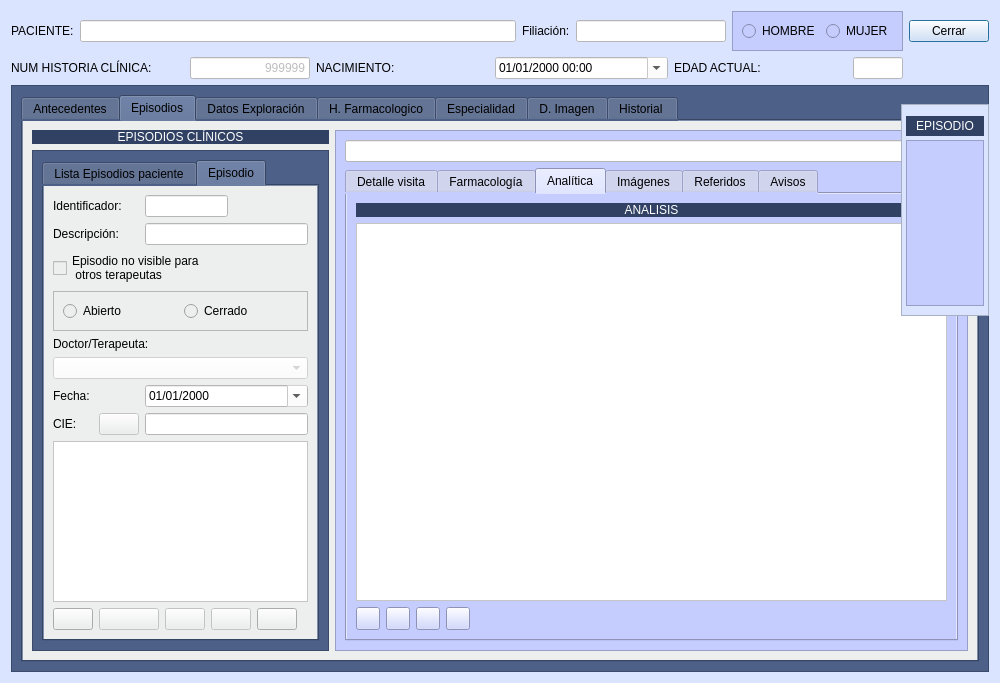
Old version of the form Zona_Pacientes/frmfichapaciente.ui in the repository arcnexus/RedFoX.
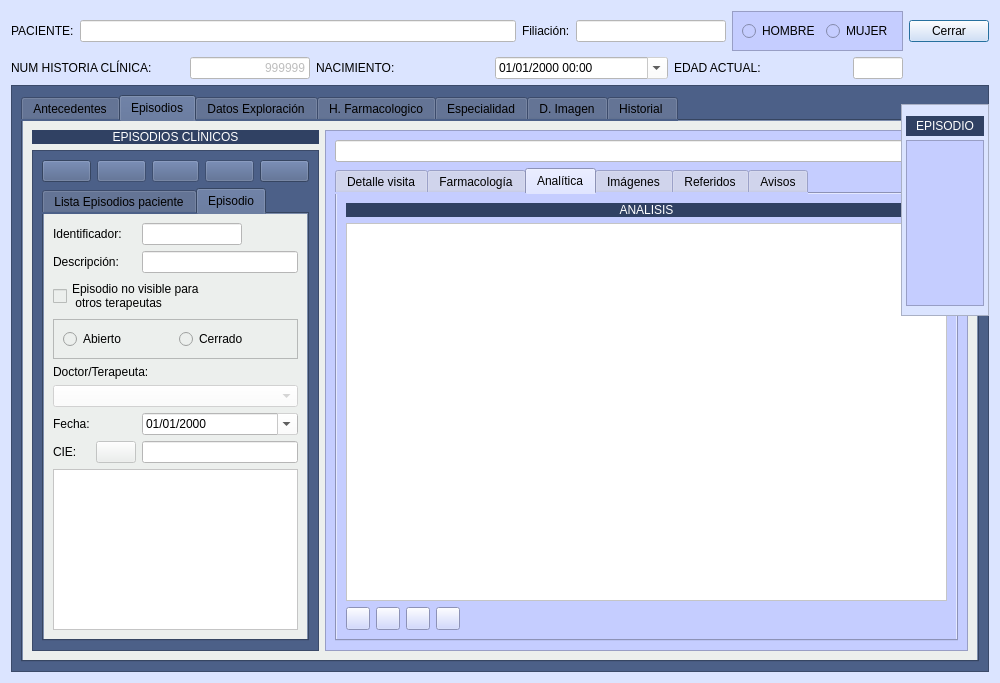
New version of the form. The open tabs and pages were chosen to show the change. Icons and pictures are not drawn.

Commit message: Entrada episodios

Diff of the .ui file:
```diff
--- a/Zona_Pacientes/frmfichapaciente.ui
+++ b/Zona_Pacientes/frmfichapaciente.ui
@@ -271,7 +271,7 @@
          <enum>QTabWidget::North</enum>
         </property>
         <property name="currentIndex">
-         <number>0</number>
+         <number>1</number>
         </property>
         <widget class="QWidget" name="tab_7">
          <property name="styleSheet">
@@ -2296,6 +2296,112 @@
             </property>
             <layout class="QGridLayout" name="gridLayout">
              <item row="0" column="0">
+              <widget class="QPushButton" name="btnAnadirEpisodio">
+               <property name="text">
+                <string/>
+               </property>
+               <property name="icon">
+                <iconset resource="../terra.qrc">
+                 <normaloff>:/Icons/PNG/add.png</normaloff>:/Icons/PNG/add.png</iconset>
+               </property>
+               <property name="iconSize">
+                <size>
+                 <width>24</width>
+                 <height>24</height>
+                </size>
+               </property>
+              </widget>
+             </item>
+             <item row="0" column="1">
+              <widget class="QPushButton" name="btnEditarEpisodio">
+               <property name="enabled">
+                <bool>false</bool>
+               </property>
+               <property name="maximumSize">
+                <size>
+                 <width>150</width>
+                 <height>16777215</height>
+                </size>
+               </property>
+               <property name="text">
+                <string/>
+               </property>
+               <property name="icon">
+                <iconset resource="../terra.qrc">
+                 <normaloff>:/Icons/PNG/edit.png</normaloff>:/Icons/PNG/edit.png</iconset>
+               </property>
+               <property name="iconSize">
+                <size>
+                 <width>24</width>
+                 <height>24</height>
+                </size>
+               </property>
+              </widget>
+             </item>
+             <item row="0" column="2">
+              <widget class="QPushButton" name="btnGuardarEpisodio">
+               <property name="enabled">
+                <bool>false</bool>
+               </property>
+               <property name="text">
+                <string/>
+               </property>
+               <property name="icon">
+                <iconset resource="../terra.qrc">
+                 <normaloff>:/Icons/PNG/Save.png</normaloff>:/Icons/PNG/Save.png</iconset>
+               </property>
+               <property name="iconSize">
+                <size>
+                 <width>24</width>
+                 <height>24</height>
+                </size>
+               </property>
+              </widget>
+             </item>
+             <item row="0" column="3">
+              <widget class="QPushButton" name="btnDeshacerEpisodio">
+               <property name="enabled">
+                <bool>false</bool>
+               </property>
+               <property name="maximumSize">
+                <size>
+                 <width>150</width>
+                 <height>16777215</height>
+                </size>
+               </property>
+               <property name="text">
+                <string/>
+               </property>
+               <property name="icon">
+                <iconset resource="../terra.qrc">
+                 <normaloff>:/Icons/PNG/undo.png</normaloff>:/Icons/PNG/undo.png</iconset>
+               </property>
+               <property name="iconSize">
+                <size>
+                 <width>24</width>
+                 <height>24</height>
+                </size>
+               </property>
+              </widget>
+             </item>
+             <item row="0" column="4">
+              <widget class="QPushButton" name="btnImprimirEpisodio">
+               <property name="text">
+                <string/>
+               </property>
+               <property name="icon">
+                <iconset resource="../terra.qrc">
+                 <normaloff>:/Icons/PNG/Print.png</normaloff>:/Icons/PNG/Print.png</iconset>
+               </property>
+               <property name="iconSize">
+                <size>
+                 <width>24</width>
+                 <height>24</height>
+                </size>
+               </property>
+              </widget>
+             </item>
+             <item row="1" column="0" colspan="5">
               <widget class="QTabWidget" name="tabWidget_4">
                <property name="minimumSize">
                 <size>
@@ -2304,7 +2410,7 @@
                 </size>
                </property>
                <property name="currentIndex">
-                <number>0</number>
+                <number>1</number>
                </property>
                <widget class="QWidget" name="tabWidget_4Page1">
                 <property name="styleSheet">
@@ -2380,21 +2486,59 @@
                  <string>Episodio</string>
                 </attribute>
                 <layout class="QGridLayout" name="gridLayout_37">
-                 <item row="4" column="0" colspan="4">
-                  <widget class="QLabel" name="label_86">
+                 <item row="6" column="0">
+                  <widget class="QLabel" name="label_5">
                    <property name="text">
-                    <string>Doctor/Terapeuta:</string>
+                    <string>Fecha:</string>
                    </property>
                   </widget>
                  </item>
-                 <item row="7" column="0">
-                  <widget class="QLabel" name="label_7">
+                 <item row="2" column="0" colspan="5">
+                  <widget class="QCheckBox" name="chkEpisodioprivado">
+                   <property name="enabled">
+                    <bool>false</bool>
+                   </property>
+                   <property name="styleSheet">
+                    <string notr="true">color: rgb(0, 0, 0);</string>
+                   </property>
                    <property name="text">
-                    <string>CIE:</string>
+                    <string>Episodio no visible para 
+ otros terapeutas</string>
                    </property>
                   </widget>
                  </item>
-                 <item row="3" column="0" colspan="9">
+                 <item row="7" column="1">
+                  <widget class="QPushButton" name="btnBuscarCIEEpisodio">
+                   <property name="enabled">
+                    <bool>false</bool>
+                   </property>
+                   <property name="text">
+                    <string/>
+                   </property>
+                   <property name="icon">
+                    <iconset resource="../terra.qrc">
+                     <normaloff>:/Icons/PNG/search.png</normaloff>:/Icons/PNG/search.png</iconset>
+                   </property>
+                  </widget>
+                 </item>
+                 <item row="6" column="2" colspan="4">
+                  <widget class="QDateEdit" name="txtFechaEpisodio">
+                   <property name="enabled">
+                    <bool>false</bool>
+                   </property>
+                   <property name="styleSheet">
+                    <string notr="true">color: rgb(0, 0, 0);
+background-color: rgb(255, 255, 255);</string>
+                   </property>
+                   <property name="displayFormat">
+                    <string>dd/MM/yyyy</string>
+                   </property>
+                   <property name="calendarPopup">
+                    <bool>true</bool>
+                   </property>
+                  </widget>
+                 </item>
+                 <item row="3" column="0" colspan="6">
                   <widget class="QFrame" name="frame_25">
                    <property name="minimumSize">
                     <size>
@@ -2426,183 +2570,14 @@
                    </layout>
                   </widget>
                  </item>
-                 <item row="9" column="3" colspan="2">
-                  <widget class="QPushButton" name="btnGuardarEpisodio">
-                   <property name="enabled">
-                    <bool>false</bool>
-                   </property>
+                 <item row="4" column="0" colspan="4">
+                  <widget class="QLabel" name="label_86">
                    <property name="text">
-                    <string/>
+                    <string>Doctor/Terapeuta:</string>
                    </property>
-                   <property name="icon">
-                    <iconset resource="../terra.qrc">
-                     <normaloff>:/Icons/PNG/Save.png</normaloff>:/Icons/PNG/Save.png</iconset>
-                   </property>
-                   <property name="iconSize">
-                    <size>
-                     <width>24</width>
-                     <height>24</height>
-                    </size>
-                   </property>
                   </widget>
                  </item>
-                 <item row="7" column="2" colspan="7">
-                  <widget class="QLineEdit" name="txtCIEEpisiodio">
-                   <property name="enabled">
-                    <bool>false</bool>
-                   </property>
-                   <property name="styleSheet">
-                    <string notr="true">background-color: rgb(255, 255, 255);
-color: rgb(0, 0, 0);</string>
-                   </property>
-                  </widget>
-                 </item>
-                 <item row="6" column="2" colspan="7">
-                  <widget class="QDateEdit" name="txtFechaEpisodio">
-                   <property name="enabled">
-                    <bool>false</bool>
-                   </property>
-                   <property name="styleSheet">
-                    <string notr="true">color: rgb(0, 0, 0);
-background-color: rgb(255, 255, 255);</string>
-                   </property>
-                   <property name="displayFormat">
-                    <string>dd/MM/yyyy</string>
-                   </property>
-                   <property name="calendarPopup">
-                    <bool>true</bool>
-                   </property>
-                  </widget>
-                 </item>
-                 <item row="9" column="5" colspan="2">
-                  <widget class="QPushButton" name="btnDeshacerEpisodio">
-                   <property name="enabled">
-                    <bool>false</bool>
-                   </property>
-                   <property name="maximumSize">
-                    <size>
-                     <width>150</width>
-                     <height>16777215</height>
-                    </size>
-                   </property>
-                   <property name="text">
-                    <string/>
-                   </property>
-                   <property name="icon">
-                    <iconset resource="../terra.qrc">
-                     <normaloff>:/Icons/PNG/undo.png</normaloff>:/Icons/PNG/undo.png</iconset>
-                   </property>
-                   <property name="iconSize">
-                    <size>
-                     <width>24</width>
-                     <height>24</height>
-                    </size>
-                   </property>
-                  </widget>
-                 </item>
-                 <item row="8" column="0" colspan="9">
-                  <widget class="QTextEdit" name="txtHistorialEpisodio">
-                   <property name="enabled">
-                    <bool>false</bool>
-                   </property>
-                   <property name="styleSheet">
-                    <string notr="true">background-color: rgb(255, 255, 255);
-color: rgb(0, 0, 0);</string>
-                   </property>
-                  </widget>
-                 </item>
-                 <item row="2" column="0" colspan="6">
-                  <widget class="QCheckBox" name="chkEpisodioprivado">
-                   <property name="enabled">
-                    <bool>false</bool>
-                   </property>
-                   <property name="styleSheet">
-                    <string notr="true">color: rgb(0, 0, 0);</string>
-                   </property>
-                   <property name="text">
-                    <string>Episodio no visible para 
- otros terapeutas</string>
-                   </property>
-                  </widget>
-                 </item>
-                 <item row="9" column="7">
-                  <widget class="QPushButton" name="btnImprimirEpisodio">
-                   <property name="text">
-                    <string/>
-                   </property>
-                   <property name="icon">
-                    <iconset resource="../terra.qrc">
-                     <normaloff>:/Icons/PNG/Print.png</normaloff>:/Icons/PNG/Print.png</iconset>
-                   </property>
-                   <property name="iconSize">
-                    <size>
-                     <width>24</width>
-                     <height>24</height>
-                    </size>
-                   </property>
-                  </widget>
-                 </item>
-                 <item row="5" column="0" colspan="9">
-                  <widget class="QComboBox" name="cboDoctorEpisodio">
-                   <property name="enabled">
-                    <bool>false</bool>
-                   </property>
-                   <property name="styleSheet">
-                    <string notr="true">background-color: rgb(255, 255, 255);</string>
-                   </property>
-                  </widget>
-                 </item>
-                 <item row="9" column="0">
-                  <widget class="QPushButton" name="btnAnadirEpisodio">
-                   <property name="text">
-                    <string/>
-                   </property>
-                   <property name="icon">
-                    <iconset resource="../terra.qrc">
-                     <normaloff>:/Icons/PNG/add.png</normaloff>:/Icons/PNG/add.png</iconset>
-                   </property>
-                   <property name="iconSize">
-                    <size>
-                     <width>24</width>
-                     <height>24</height>
-                    </size>
-                   </property>
-                  </widget>
-                 </item>
-                 <item row="9" column="1" colspan="2">
-                  <widget class="QPushButton" name="btnEditarEpisodio">
-                   <property name="enabled">
-                    <bool>false</bool>
-                   </property>
-                   <property name="maximumSize">
-                    <size>
-                     <width>150</width>
-                     <height>16777215</height>
-                    </size>
-                   </property>
-                   <property name="text">
-                    <string/>
-                   </property>
-                   <property name="icon">
-                    <iconset resource="../terra.qrc">
-                     <normaloff>:/Icons/PNG/edit.png</normaloff>:/Icons/PNG/edit.png</iconset>
-                   </property>
-                   <property name="iconSize">
-                    <size>
-                     <width>24</width>
-                     <height>24</height>
-                    </size>
-                   </property>
-                  </widget>
-                 </item>
-                 <item row="6" column="0">
-                  <widget class="QLabel" name="label_5">
-                   <property name="text">
-                    <string>Fecha:</string>
-                   </property>
-                  </widget>
-                 </item>
-                 <item row="1" column="2" colspan="7">
+                 <item row="1" column="2" colspan="4">
                   <widget class="QLineEdit" name="txtDescripcionEpisodio">
                    <property name="enabled">
                     <bool>false</bool>
@@ -2613,6 +2588,13 @@
                    </property>
                   </widget>
                  </item>
+                 <item row="7" column="0">
+                  <widget class="QLabel" name="label_7">
+                   <property name="text">
+                    <string>CIE:</string>
+                   </property>
+                  </widget>
+                 </item>
                  <item row="1" column="0" colspan="2">
                   <widget class="QLabel" name="label_18">
                    <property name="text">
@@ -2620,14 +2602,17 @@
                    </property>
                   </widget>
                  </item>
-                 <item row="0" column="0" colspan="2">
-                  <widget class="QLabel" name="label_90">
-                   <property name="text">
-                    <string>Identificador:</string>
+                 <item row="5" column="0" colspan="6">
+                  <widget class="QComboBox" name="cboDoctorEpisodio">
+                   <property name="enabled">
+                    <bool>false</bool>
+                   </property>
+                   <property name="styleSheet">
+                    <string notr="true">background-color: rgb(255, 255, 255);</string>
                    </property>
                   </widget>
                  </item>
-                 <item row="0" column="2" colspan="4">
+                 <item row="0" column="2" colspan="3">
                   <widget class="QLineEdit" name="txtIdentificadorEpisodio">
                    <property name="enabled">
                     <bool>false</bool>
@@ -2644,17 +2629,32 @@
                    </property>
                   </widget>
                  </item>
-                 <item row="7" column="1">
-                  <widget class="QPushButton" name="btnBuscarCIEEpisodio">
-                   <property name="enabled">
-                    <bool>false</bool>
-                   </property>
+                 <item row="0" column="0" colspan="2">
+                  <widget class="QLabel" name="label_90">
                    <property name="text">
-                    <string/>
+                    <string>Identificador:</string>
                    </property>
-                   <property name="icon">
-                    <iconset resource="../terra.qrc">
-                     <normaloff>:/Icons/PNG/search.png</normaloff>:/Icons/PNG/search.png</iconset>
+                  </widget>
+                 </item>
+                 <item row="8" column="0" colspan="6">
+                  <widget class="QTextEdit" name="txtHistorialEpisodio">
+                   <property name="enabled">
+                    <bool>false</bool>
+                   </property>
+                   <property name="styleSheet">
+                    <string notr="true">background-color: rgb(255, 255, 255);
+color: rgb(0, 0, 0);</string>
+                   </property>
+                  </widget>
+                 </item>
+                 <item row="7" column="2" colspan="4">
+                  <widget class="QLineEdit" name="txtCIEEpisiodio">
+                   <property name="enabled">
+                    <bool>false</bool>
+                   </property>
+                   <property name="styleSheet">
+                    <string notr="true">background-color: rgb(255, 255, 255);
+color: rgb(0, 0, 0);</string>
                    </property>
                   </widget>
                  </item>
```
The commit also changes 3 other files.
